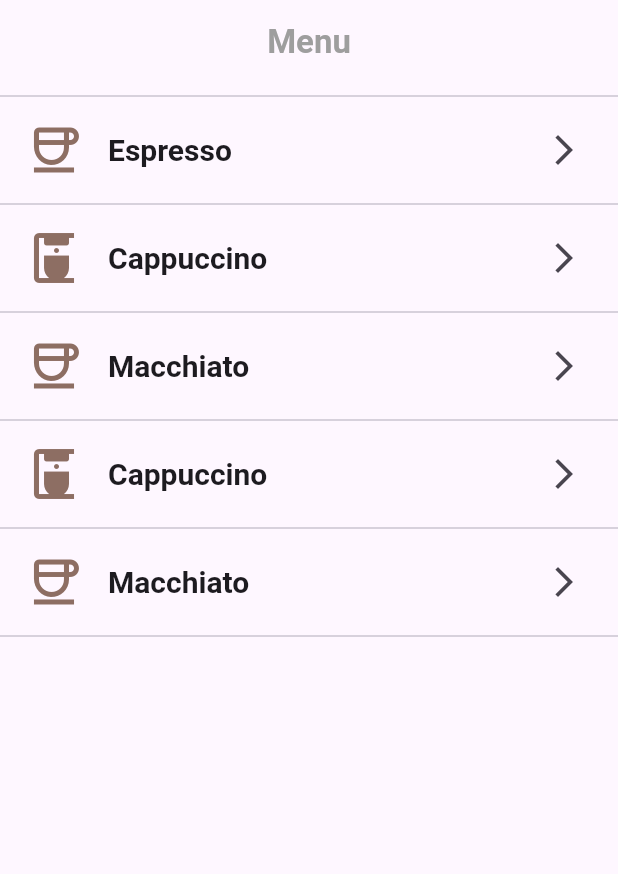
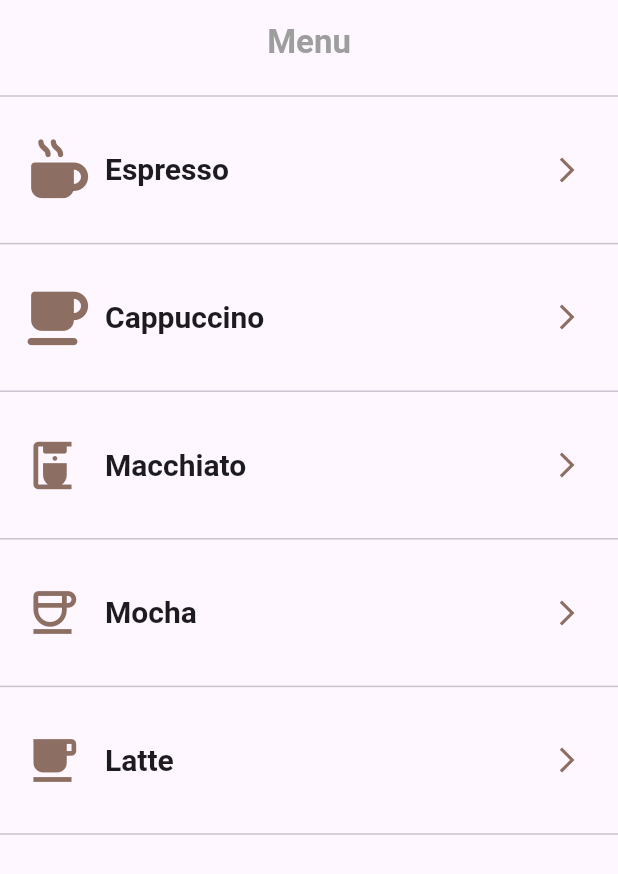
Before and after one commit to ErickGonzalezH/coffee_design, a Flutter app: the screen it shows after launch, on a phone screen of 412 x 824 dp. Shown: the top 874 px of the screen. Run offline on Flutter 3.47's test engine with Material 3 defaults, Android fonts, the phone set to English and light mode, and no system bars; our stand-ins replace font_awesome_flutter, line_icons; missing offline and left inert: flutter_custom_cards; Roboto replaces fonts that are missing (inter).

Commit message:
first commit

```diff
--- /dev/null
+++ b/lib/constant/colors/colors.dart
@@ -0,0 +1,4 @@
+import 'dart:ui';
+
+final kPrimaryColor = const Color.fromARGB(255, 255, 201, 164);
+final kSecondaryColor = const Color.fromARGB(255, 173, 111, 69);
--- a/lib/main.dart
+++ b/lib/main.dart
@@ -11,12 +11,13 @@ class MyApp extends StatelessWidget {
   Widget build(BuildContext context) {
     return MaterialApp(
 
+      debugShowCheckedModeBanner: false,
+
       title: 'Material App',
       home: HomeScreen(),
+
       theme: ThemeData(
-        appBarTheme: AppBarTheme(
-          centerTitle: true,
-        ),
+        appBarTheme: AppBarTheme(centerTitle: true),
       ),
 
     );
--- a/lib/screens/home_screen.dart
+++ b/lib/screens/home_screen.dart
@@ -1,5 +1,9 @@
+
+import 'package:coffee_design/screens/screens_exports.dart';
+import 'package:coffee_design/widgets/design/containers/containers_widget.dart';
 import 'package:coffee_design/widgets/export_widgets.dart';
 import 'package:flutter/material.dart';
+import 'package:font_awesome_flutter/font_awesome_flutter.dart';
 
 class HomeScreen extends StatelessWidget {
 
@@ -7,6 +11,7 @@ class HomeScreen extends StatelessWidget {
 
   @override
   Widget build(BuildContext context) {
+    final size = MediaQuery.of(context).size;
     return Scaffold(
 
       appBar: AppBar(
@@ -21,41 +26,82 @@ class HomeScreen extends StatelessWidget {
         child: Column(
           crossAxisAlignment: CrossAxisAlignment.start,
           children: [
+
             Divider(),
-            ListTile(
-              leading: Icon(Icons.coffee_outlined, size: 40, color: Colors.brown[400]),
-              title: customText(text: 'Espresso', size: 20, fontWeight: FontWeight.bold),
-              trailing: Icon(Icons.arrow_forward_ios),
+
+            menuOption(
+              size: size,
+              title: 'Espresso',
+              icon: FontAwesomeIcons.mugHot,
+              onTap: () {
+                Navigator.push(context,
+                  MaterialPageRoute(
+                    builder: (context) => CoffeeScreen(
+                      icon: FontAwesomeIcons.mugHot,
+                      title: 'Espresso',
+                      precioSmall: 10,
+                      precioMedium: 15,
+                      precioLarge: 20,
+                    ))
+                  );
+                }
             ),
+
             Divider(),
-            ListTile(
-              leading: Icon(Icons.coffee_maker, size: 40, color: Colors.brown[400]),
-              title: customText(text: 'Cappuccino', size: 20, fontWeight: FontWeight.bold),
-              trailing: Icon(Icons.arrow_forward_ios),
+
+            menuOption(
+              size: size,
+              title: 'Cappuccino',
+              icon: FontAwesomeIcons.mugSaucer,
+              onTap: () {
+                Navigator.push(context,
+                  MaterialPageRoute(
+                    builder: (context) => CoffeeScreen(
+                      icon: FontAwesomeIcons.mugSaucer,
+                      title: 'Cappuccino',
+                      precioSmall: 20,
+                      precioMedium: 25,
+                      precioLarge: 30,
+                    ))
+                  );
+              }
             ),
+
             Divider(),
-            ListTile(
-              leading: Icon(Icons.coffee_outlined, size: 40, color: Colors.brown[400]),
-              title: customText(text: 'Macchiato', size: 20, fontWeight: FontWeight.bold),
-              trailing: Icon(Icons.arrow_forward_ios),
+
+            menuOption(
+              size: size,
+              title: 'Macchiato',
+              icon: Icons.coffee_maker,
+              onTap: () { Navigator.pushNamed(context, 'coffee_details'); }
             ),
+
             Divider(),
-            ListTile(
-              leading: Icon(Icons.coffee_maker, size: 40, color: Colors.brown[400]),
-              title: customText(text: 'Cappuccino', size: 20, fontWeight: FontWeight.bold),
-              trailing: Icon(Icons.arrow_forward_ios),
+
+            menuOption(
+              size: size,
+              title: 'Mocha',
+              icon: Icons.coffee_outlined,
+              onTap: () { Navigator.pushNamed(context, 'coffee_details'); }
             ),
+
             Divider(),
-            ListTile(
-              leading: Icon(Icons.coffee_outlined, size: 40, color: Colors.brown[400]),
-              title: customText(text: 'Macchiato', size: 20, fontWeight: FontWeight.bold),
-              trailing: Icon(Icons.arrow_forward_ios),
+
+            menuOption(
+              size: size,
+              title: 'Latte',
+              icon: Icons.local_cafe,
+              onTap: () { Navigator.pushNamed(context, 'coffee_details'); }
             ),
+
             Divider(),
+
           ],
         ),
       ),
 
+
+
     );
   }
 }
--- /dev/null
+++ b/lib/screens/screens_exports.dart
@@ -0,0 +1 @@
+export 'package:coffee_design/screens/coffee_details.dart';
--- /dev/null
+++ b/lib/widgets/design/containers/containers_widget.dart
@@ -0,0 +1,24 @@
+import 'package:flutter/material.dart';
+
+import 'package:coffee_design/widgets/export_widgets.dart';
+
+Widget menuOption({
+  required Size size,
+  required String title,
+  required IconData icon,
+  required void Function() onTap,
+}) {
+  return GestureDetector(
+    onTap: onTap,
+    child: SizedBox(
+      height: size.height * 0.1,
+      child: Center(
+        child: ListTile(
+          leading: Icon(icon, size: 38, color: Colors.brown[400]),
+          title: customText(text: title, size: 20, fontWeight: FontWeight.bold),
+          trailing: Icon(Icons.arrow_forward_ios, size: 20, color: Colors.brown[400]),
+        ),
+      ),
+    ),
+  );
+}
--- a/lib/widgets/design/texts/texts_widgets.dart
+++ b/lib/widgets/design/texts/texts_widgets.dart
@@ -45,7 +45,7 @@ Widget richText({
   TextAlign? textAlign,
 }) {
   return RichText(
-    textAlign: textAlign ?? TextAlign.justify,
+    textAlign: textAlign ?? TextAlign.start,
     text: TextSpan(
       children: [
         TextSpan(
--- a/pubspec.yaml
+++ b/pubspec.yaml
@@ -34,6 +34,10 @@ dependencies:
   # The following adds the Cupertino Icons font to your application.
   # Use with the CupertinoIcons class for iOS style icons.
   cupertino_icons: ^1.0.8
+  font_awesome_flutter: ^10.10.0
+  flutter_custom_cards: ^0.2.1
+  line_icons: ^2.0.3
+
 
 dev_dependencies:
   flutter_test:
```
Also changed, not shown: lib/screens/coffee_details.dart (added, +362 -0 lines), lib/constant/export_constants.dart (added), pubspec.lock.
